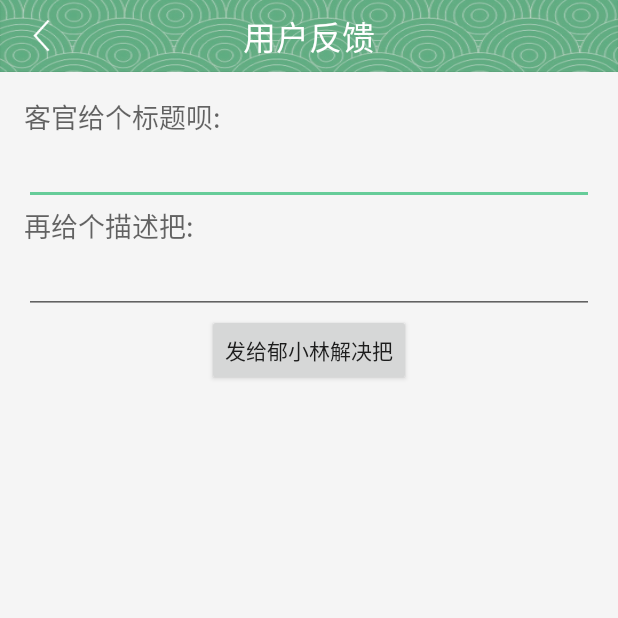
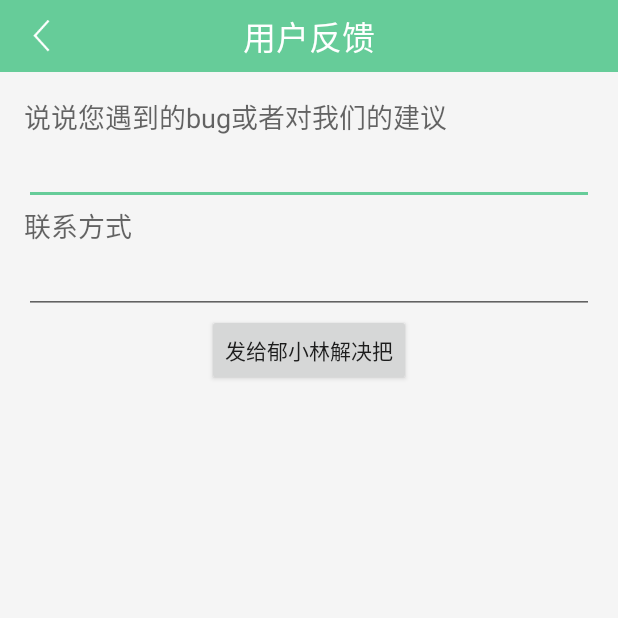
Before and after one commit to he7850/elinc_app, an Android app: the BugReportActivityElinc screen opened directly, with no data from a screen before it, on a phone screen of 412 x 824 dp, the top half of it. Run offline under Robolectric (Android 15) with nearby library versions, the phone set to English and light mode, and no system bars; our stand-ins replace CircleImageView; libraries missing offline, so code that uses them is left out: com.baidu.mapapi; 1 statement that could not run was skipped.

Commit message:
。。。

```diff
--- a/app/src/main/res/layout/activity_bug_report_activity_elinc.xml
+++ b/app/src/main/res/layout/activity_bug_report_activity_elinc.xml
@@ -21,7 +21,7 @@
             android:layout_width="wrap_content"
             android:layout_height="wrap_content"
             android:textAppearance="?android:attr/textAppearanceMedium"
-            android:text="客官给个标题呗:"
+            android:text="说说您遇到的bug或者对我们的建议"
             android:id="@+id/textView" />
 
         <EditText
@@ -33,7 +33,7 @@
             android:layout_width="wrap_content"
             android:layout_height="wrap_content"
             android:textAppearance="?android:attr/textAppearanceMedium"
-            android:text="再给个描述把:"
+            android:text="联系方式"
             android:id="@+id/textView2" />
 
         <EditText
--- a/app/src/main/res/layout/common_header.xml
+++ b/app/src/main/res/layout/common_header.xml
@@ -3,7 +3,7 @@
     style="@style/ActionBar"
     android:baselineAligned="false"
     android:focusable="true"
-    android:background="@drawable/top_bar_e">
+    android:background="@color/elinc_main_green">
 
     <LinearLayout
         android:id="@+id/header_layout_leftview_container"
```
